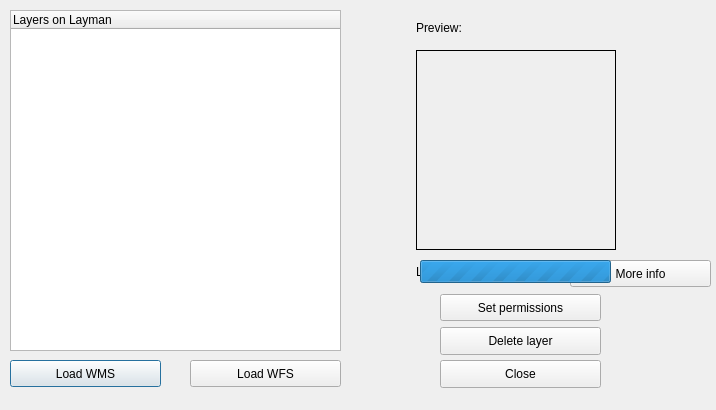
Old version of the form dlg_addLayer.ui in the repository LESPROJEKT/qgis-layman-plugin.
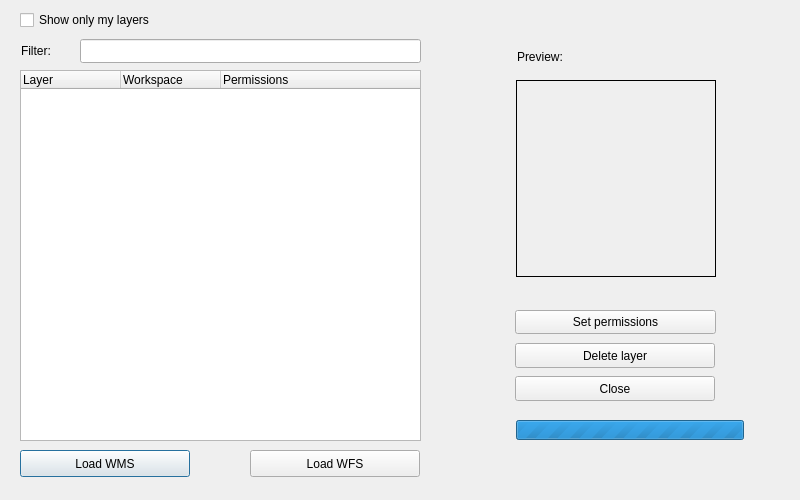
New version of the form. Custom widgets are drawn as their Qt base class.

```diff
--- a/dlg_addLayer.ui
+++ b/dlg_addLayer.ui
@@ -9,8 +9,8 @@
    <rect>
     <x>0</x>
     <y>0</y>
-    <width>716</width>
-    <height>410</height>
+    <width>800</width>
+    <height>500</height>
    </rect>
   </property>
   <property name="sizePolicy">
@@ -21,14 +21,14 @@
   </property>
   <property name="minimumSize">
    <size>
-    <width>716</width>
-    <height>410</height>
+    <width>800</width>
+    <height>500</height>
    </size>
   </property>
   <property name="maximumSize">
    <size>
-    <width>716</width>
-    <height>410</height>
+    <width>800</width>
+    <height>500</height>
    </size>
   </property>
   <property name="windowTitle">
@@ -37,9 +37,9 @@
   <widget class="QPushButton" name="pushButton">
    <property name="geometry">
     <rect>
-     <x>10</x>
-     <y>360</y>
-     <width>151</width>
+     <x>20</x>
+     <y>450</y>
+     <width>170</width>
      <height>27</height>
     </rect>
    </property>
@@ -50,10 +50,10 @@
   <widget class="QTreeWidget" name="treeWidget">
    <property name="geometry">
     <rect>
-     <x>10</x>
-     <y>10</y>
-     <width>331</width>
-     <height>341</height>
+     <x>20</x>
+     <y>70</y>
+     <width>401</width>
+     <height>371</height>
     </rect>
    </property>
    <property name="selectionMode">
@@ -61,17 +61,27 @@
    </property>
    <column>
     <property name="text">
-     <string>Layers on Layman</string>
+     <string>Layer</string>
+    </property>
+   </column>
+   <column>
+    <property name="text">
+     <string>Workspace</string>
+    </property>
+   </column>
+   <column>
+    <property name="text">
+     <string>Permissions</string>
     </property>
    </column>
   </widget>
   <widget class="QPushButton" name="pushButton_close">
    <property name="geometry">
     <rect>
-     <x>440</x>
-     <y>360</y>
-     <width>161</width>
-     <height>28</height>
+     <x>515</x>
+     <y>376</y>
+     <width>200</width>
+     <height>25</height>
     </rect>
    </property>
    <property name="text">
@@ -81,10 +91,10 @@
   <widget class="QLabel" name="label_thumbnail">
    <property name="geometry">
     <rect>
-     <x>416</x>
-     <y>50</y>
+     <x>516</x>
+     <y>80</y>
      <width>200</width>
-     <height>200</height>
+     <height>197</height>
     </rect>
    </property>
    <property name="frameShape">
@@ -97,10 +107,10 @@
   <widget class="QLabel" name="label_2">
    <property name="geometry">
     <rect>
-     <x>416</x>
-     <y>20</y>
+     <x>517</x>
+     <y>50</y>
      <width>141</width>
-     <height>16</height>
+     <height>13</height>
     </rect>
    </property>
    <property name="text">
@@ -110,7 +120,7 @@
   <widget class="QPushButton" name="pushButton_layerRedirect">
    <property name="geometry">
     <rect>
-     <x>570</x>
+     <x>810</x>
      <y>260</y>
      <width>141</width>
      <height>27</height>
@@ -123,9 +133,9 @@
   <widget class="QPushButton" name="pushButton_wfs">
    <property name="geometry">
     <rect>
-     <x>190</x>
-     <y>360</y>
-     <width>151</width>
+     <x>250</x>
+     <y>450</y>
+     <width>170</width>
      <height>27</height>
     </rect>
    </property>
@@ -136,10 +146,10 @@
   <widget class="QPushButton" name="pushButton_delete">
    <property name="geometry">
     <rect>
-     <x>440</x>
-     <y>327</y>
-     <width>161</width>
-     <height>28</height>
+     <x>515</x>
+     <y>343</y>
+     <width>200</width>
+     <height>25</height>
     </rect>
    </property>
    <property name="text">
@@ -149,7 +159,7 @@
   <widget class="QLabel" name="label_loading">
    <property name="geometry">
     <rect>
-     <x>416</x>
+     <x>810</x>
      <y>264</y>
      <width>141</width>
      <height>16</height>
@@ -165,10 +175,10 @@
    </property>
    <property name="geometry">
     <rect>
-     <x>420</x>
-     <y>260</y>
-     <width>191</width>
-     <height>23</height>
+     <x>516</x>
+     <y>420</y>
+     <width>228</width>
+     <height>20</height>
     </rect>
    </property>
    <property name="maximum">
@@ -181,17 +191,72 @@
   <widget class="QPushButton" name="pushButton_setPermissions">
    <property name="geometry">
     <rect>
-     <x>440</x>
-     <y>294</y>
-     <width>161</width>
-     <height>27</height>
+     <x>515</x>
+     <y>310</y>
+     <width>201</width>
+     <height>24</height>
     </rect>
    </property>
    <property name="text">
     <string>Set permissions</string>
    </property>
   </widget>
+  <widget class="QCheckBox" name="checkBox_own">
+   <property name="geometry">
+    <rect>
+     <x>20</x>
+     <y>10</y>
+     <width>191</width>
+     <height>20</height>
+    </rect>
+   </property>
+   <property name="text">
+    <string>Show only my layers</string>
+   </property>
+  </widget>
+  <widget class="QgsFilterLineEdit" name="filter">
+   <property name="geometry">
+    <rect>
+     <x>80</x>
+     <y>39</y>
+     <width>341</width>
+     <height>24</height>
+    </rect>
+   </property>
+   <property name="sizePolicy">
+    <sizepolicy hsizetype="Expanding" vsizetype="Fixed">
+     <horstretch>0</horstretch>
+     <verstretch>0</verstretch>
+    </sizepolicy>
+   </property>
+   <property name="text">
+    <string/>
+   </property>
+   <property name="value">
+    <string/>
+   </property>
+  </widget>
+  <widget class="QLabel" name="label">
+   <property name="geometry">
+    <rect>
+     <x>21</x>
+     <y>41</y>
+     <width>50</width>
+     <height>20</height>
+    </rect>
+   </property>
+   <property name="text">
+    <string>Filter:</string>
+   </property>
+  </widget>
  </widget>
+ <customwidgets>
+  <customwidget>
+   <class>QgsFilterLineEdit</class>
+   <extends>QLineEdit</extends>
+   <header>qgsfilterlineedit.h</header>
+  </customwidget>
+ </customwidgets>
  <resources/>
  <connections/>
 </ui>
```
